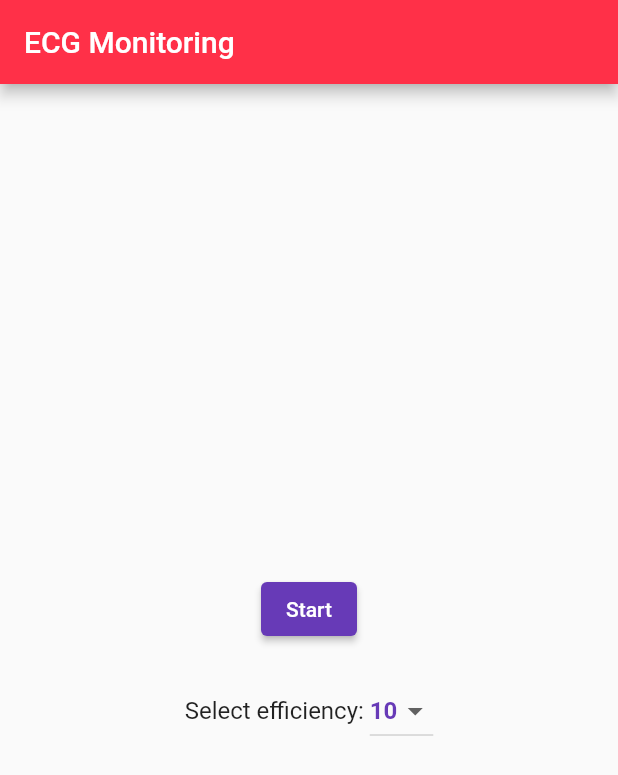
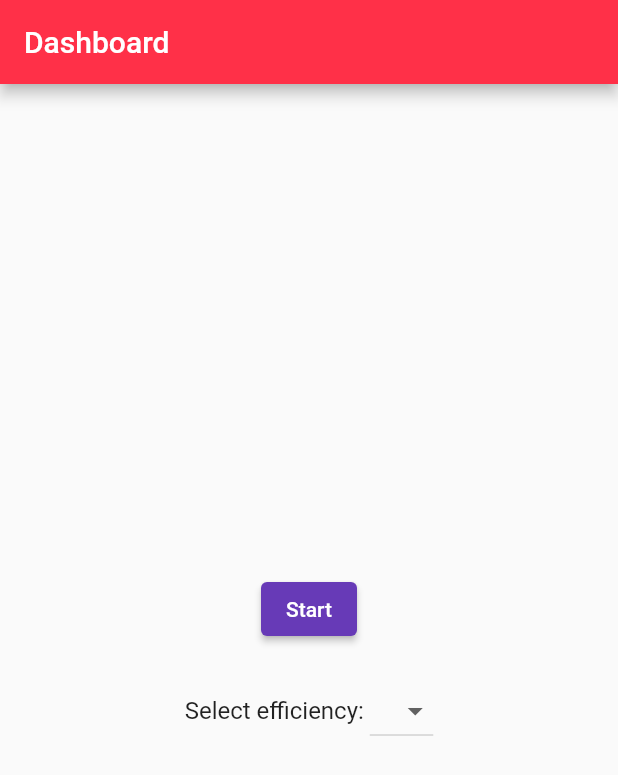
Before and after one commit to sdoshi983/ecg_monitoring_app, a Flutter app: the screen it shows after launch, on a phone screen of 412 x 824 dp. Shown: the top 775 px of the screen. Run offline on Flutter 3.47's test engine with Material 2 defaults, Android fonts, the phone set to English and light mode, and no system bars; our stand-ins replace firebase_auth, firebase_core, firebase_database, flutter_local_notifications, lottie, syncfusion_flutter_charts; missing offline and left inert: flutter_platform_alert; accounts and stored records are empty.

Commit message:
10% efficiency

```diff
--- a/lib/pages/dashboard.dart
+++ b/lib/pages/dashboard.dart
@@ -23,7 +23,7 @@ class _DashboardState extends State<Dashboard> {
       appBar: AppBar(
         backgroundColor: themeColor,
         title: Text(
-          'ECG Monitoring',
+          'Dashboard',
         ),
       ),
       body: Center(
@@ -66,7 +66,7 @@ class AccuracyDropDown extends StatefulWidget {
 }
 
 class _AccuracyDropDownState extends State<AccuracyDropDown> {
-  List<int> accuracies = [10, 20, 30, 40, 50, 60, 70, 80, 90];
+  List<int> accuracies = [20, 30, 40, 50, 60, 70, 80, 90];
   @override
   Widget build(BuildContext context) {
     var textTheme = Theme.of(context).textTheme;
```
